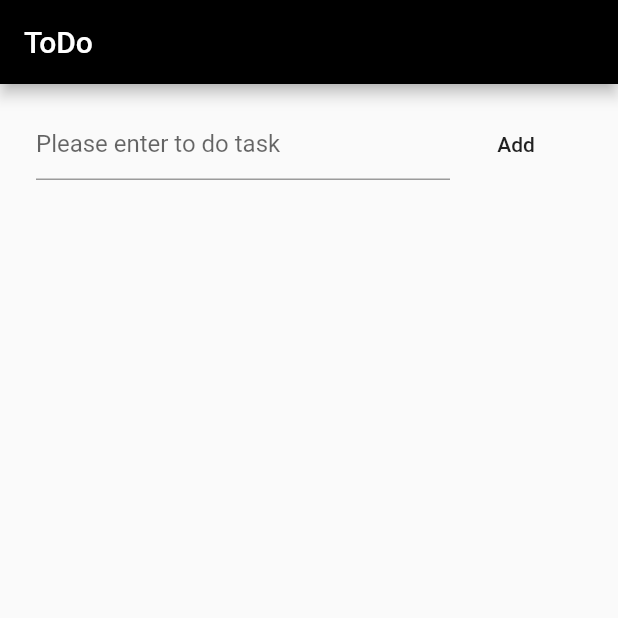
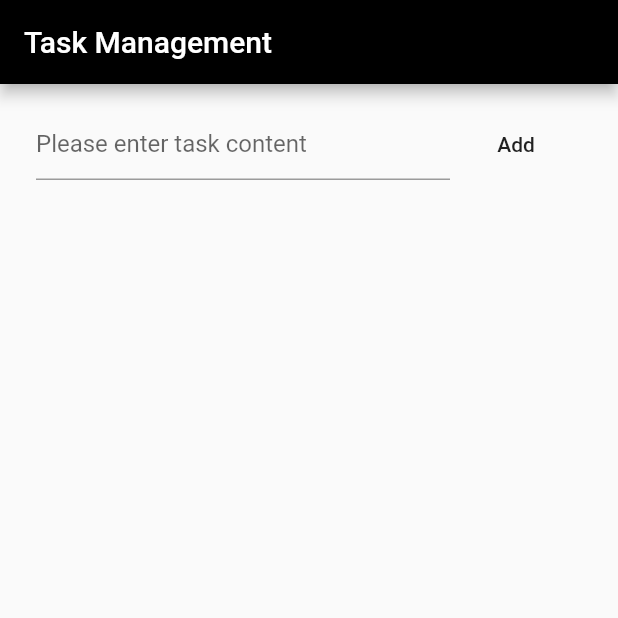
Before and after one commit to Kent1011/practice_flutter_bloc, a Flutter app: the screen it shows after launch, on a phone screen of 412 x 824 dp, the top half of it. Run offline on Flutter 3.47's test engine with Material 2 defaults, Android fonts, the phone set to English and light mode, and no system bars; our stand-ins replace bloc, flutter_bloc.

Commit message:
layout update

```diff
--- a/lib/pages/to_do_page.dart
+++ b/lib/pages/to_do_page.dart
@@ -49,7 +49,7 @@ class _ToDoPageState extends State<ToDoPage> {
   @override
   Widget build(BuildContext context) {
     return Scaffold(
-      appBar: AppBar(title: Text('ToDo')),
+      appBar: AppBar(title: Text('Task Management')),
       body: _buildBody(),
     );
   }
@@ -70,9 +70,17 @@ class _ToDoPageState extends State<ToDoPage> {
     return Row(
       children: [
         Expanded(
-          child: TextField(
-            controller: taskController,
-            decoration: InputDecoration(hintText: 'Please enter to do task'),
+          child: BlocBuilder<TaskOperatorBloc, TaskOperatorState>(
+            buildWhen: (previousState, state) =>
+                previousState is TaskOperating || state is TaskOperating,
+            builder: (context, state) {
+              return TextField(
+                controller: taskController,
+                decoration:
+                    InputDecoration(hintText: 'Please enter task content'),
+                enabled: state is! TaskOperating,
+              );
+            },
           ),
         ),
         BlocConsumer<TaskOperatorBloc, TaskOperatorState>(
```
Also changed, not shown: lib/widgets/to_do_list_widget.dart (+9 -6 lines).
